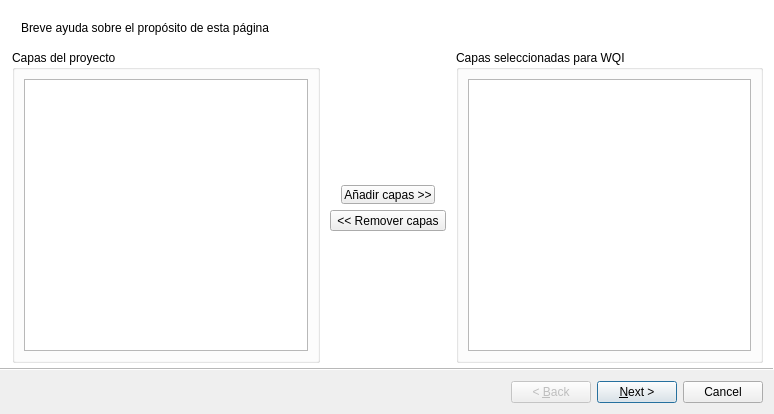
marcelomolas/wqi_calculator, file wqi_plugin_wizard_base.ui: the form before one commit.
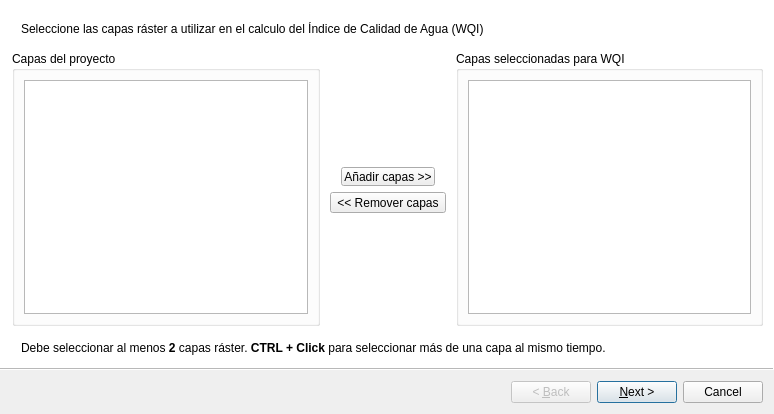
The form after the commit. Custom widgets are drawn as their Qt base class.

Commit message: Added texto explicativo en las páginas de configuracion y traducciones para los textos generados en los archivos .py

Patch:
```diff
--- a/wqi_plugin_wizard_base.ui
+++ b/wqi_plugin_wizard_base.ui
@@ -17,14 +17,14 @@
    <enum>QWizard::ModernStyle</enum>
   </property>
   <property name="options">
-   <set>QWizard::HelpButtonOnRight|QWizard::NoCancelButtonOnLastPage</set>
+   <set>QWizard::HelpButtonOnRight</set>
   </property>
   <widget class="QWizardPage" name="SeleccionarCapasPage">
-   <widget class="QWidget" name="layoutWidget">
+   <widget class="QWidget" name="">
     <property name="geometry">
      <rect>
       <x>10</x>
-      <y>10</y>
+      <y>11</y>
       <width>751</width>
       <height>351</height>
      </rect>
@@ -42,7 +42,13 @@
         <item>
          <widget class="QLabel" name="label_4">
           <property name="text">
-           <string>Breve ayuda sobre el propósito de esta página</string>
+           <string>&lt;html&gt;&lt;head/&gt;&lt;body&gt;&lt;p&gt;Seleccione las capas ráster a utilizar en el calculo del Índice de Calidad de Agua (WQI)&lt;/p&gt;&lt;/body&gt;&lt;/html&gt;</string>
+          </property>
+          <property name="textFormat">
+           <enum>Qt::RichText</enum>
+          </property>
+          <property name="wordWrap">
+           <bool>true</bool>
           </property>
          </widget>
         </item>
@@ -142,6 +148,31 @@
        </item>
       </layout>
      </item>
+     <item>
+      <widget class="QFrame" name="frame_6">
+       <property name="frameShape">
+        <enum>QFrame::NoFrame</enum>
+       </property>
+       <property name="frameShadow">
+        <enum>QFrame::Raised</enum>
+       </property>
+       <layout class="QHBoxLayout" name="horizontalLayout_10">
+        <item>
+         <widget class="QLabel" name="label_5">
+          <property name="text">
+           <string>&lt;html&gt;&lt;head/&gt;&lt;body&gt;&lt;p&gt;Debe seleccionar al menos&lt;span style=&quot; font-weight:600;&quot;&gt; 2 &lt;/span&gt;capas ráster.&lt;span style=&quot; font-weight:600;&quot;&gt; CTRL + Click &lt;/span&gt;para seleccionar más de una capa al mismo tiempo.&lt;/p&gt;&lt;/body&gt;&lt;/html&gt;</string>
+          </property>
+          <property name="textFormat">
+           <enum>Qt::RichText</enum>
+          </property>
+          <property name="wordWrap">
+           <bool>true</bool>
+          </property>
+         </widget>
+        </item>
+       </layout>
+      </widget>
+     </item>
     </layout>
    </widget>
   </widget>
```
Left out of the diff: 7 changed lines with no effect on the pictures. The commit also changes 4 other files.
